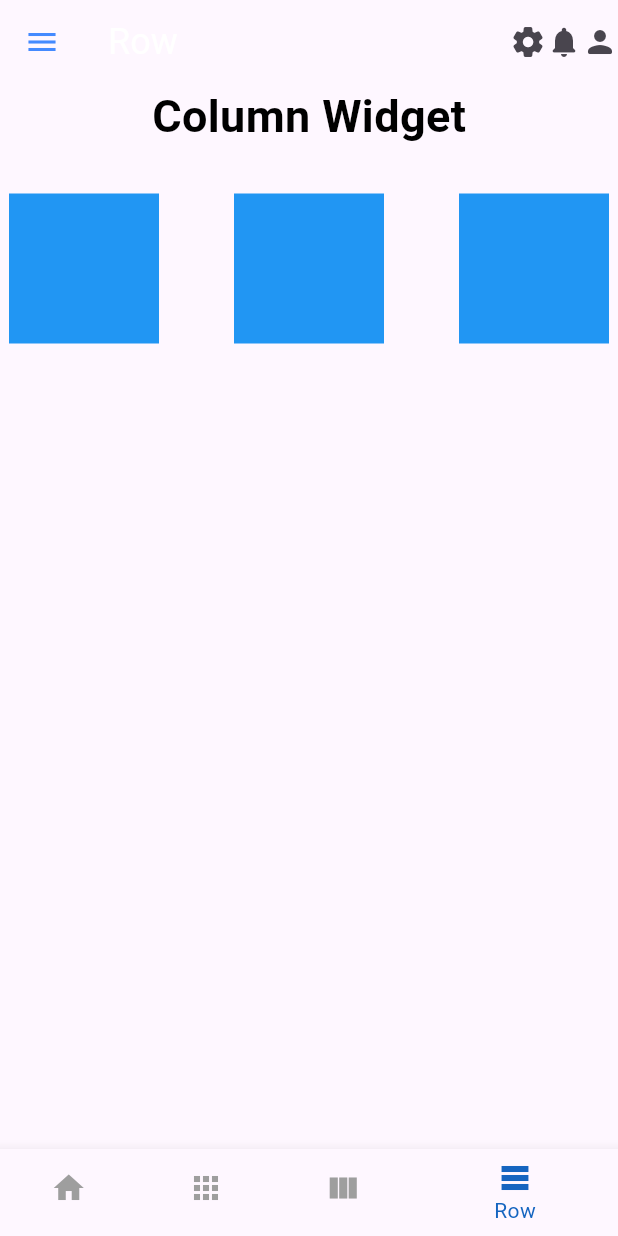
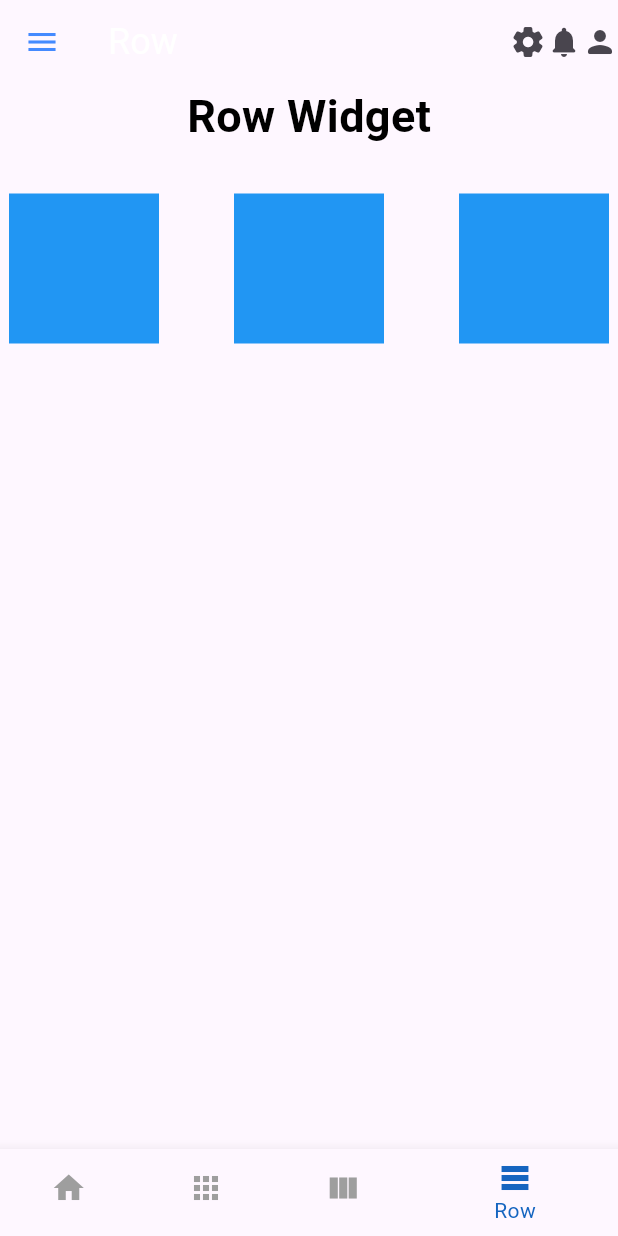
Before and after one commit to Maruuu1101110/flutter_dump, a Flutter app: the AddBottomAppBar2 screen opened directly, item 4 of the bottom bar chosen, on a phone screen of 412 x 824 dp. Run offline on Flutter 3.47's test engine with Material 3 defaults, Android fonts, the phone set to English and light mode, and no system bars; our stand-ins replace flutter_social_button.

Commit message:
Update sample.dart

```diff
--- a/lib/sample.dart
+++ b/lib/sample.dart
@@ -82,7 +82,7 @@ class _AddBottomAppBar2State extends State<AddBottomAppBar2> {
       mainAxisAlignment: MainAxisAlignment.start,
       children: [
         Text(
-          "Column Widget",
+          "Row Widget",
           style: TextStyle(
             color: Colors.black,
             fontWeight: FontWeight.bold,
```
